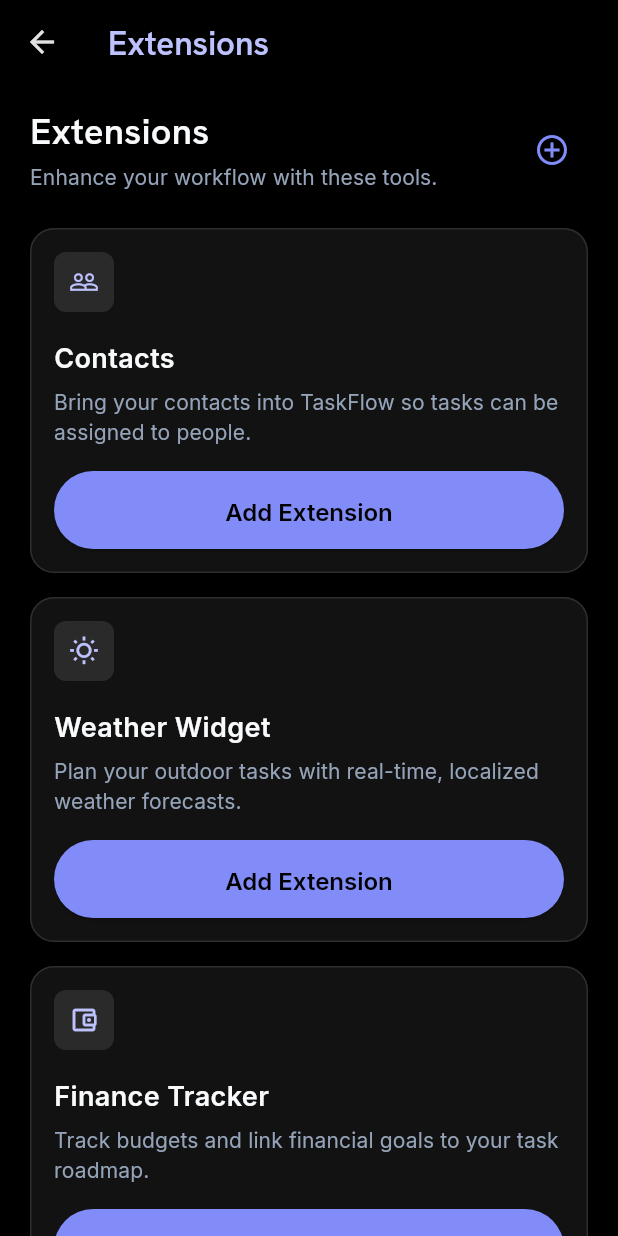
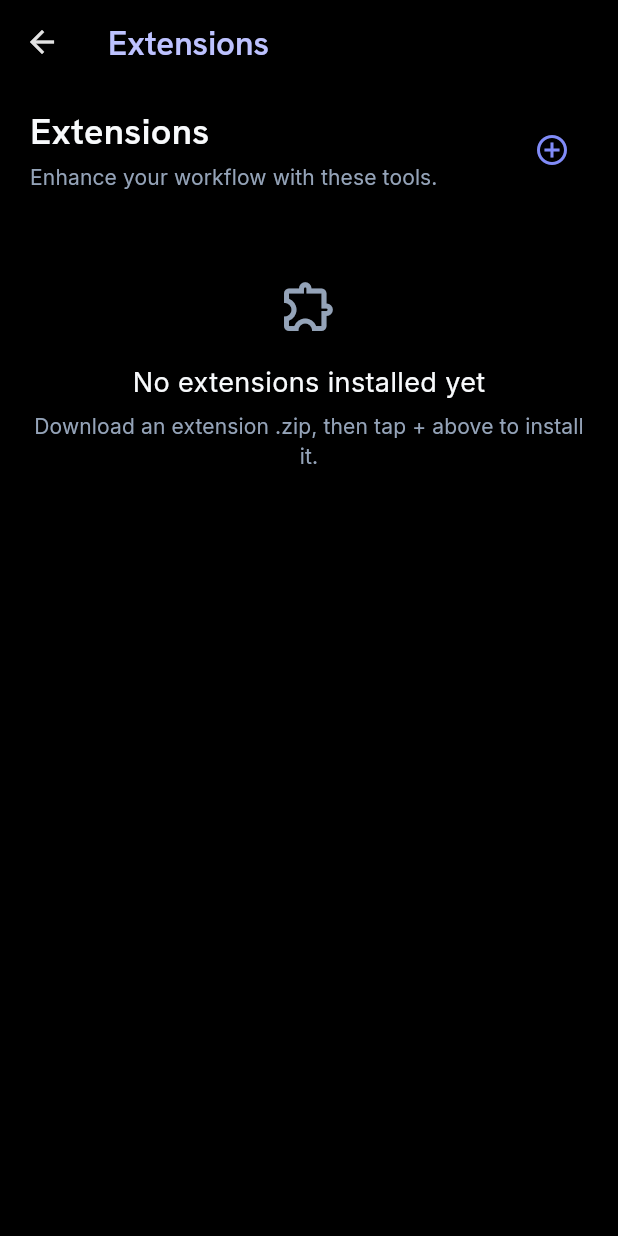
Before and after one commit to mishra4567/taskflowCopy, a Flutter app: the ExtensionsScreen screen opened directly, on a phone screen of 412 x 824 dp. Run offline on Flutter 3.47's test engine with Material 3 defaults, Android fonts, the phone set to English and light mode, and no system bars; our stand-ins replace file_picker, google_fonts, shared_preferences; missing offline and left inert: dart_eval, flutter_eval; accounts and stored records are empty.

Commit message:
in app compilation fixed

```diff
--- a/lib/screens/contacts_screen.dart
+++ b/lib/screens/contacts_screen.dart
@@ -33,7 +33,7 @@ class _ContactsScreenState extends State<ContactsScreen> {
       '[Contacts] found ${installed.length} installed: ${installed.map((e) => e.manifest.id).toList()}',
     );
 
-    final match = installed.where((e) => e.manifest.id == 'contacts');
+    final match = installed.where((e) => e.manifest.type == 'contacts');
     if (match.isEmpty) {
       debugPrint('[Contacts] no contacts extension found');
       if (mounted) {
--- a/lib/screens/extension_runner_screen.dart
+++ b/lib/screens/extension_runner_screen.dart
@@ -9,19 +9,19 @@ import '../widgets/slide_page_route.dart';
 import 'extensions_screen.dart';
 
 /// Generic screen for any code-based extension — looks up an installed
-/// extension by id, and either runs its Dart source via CodeExtensionView,
+/// extension by type, and either runs its Dart source via CodeExtensionView,
 /// falls back to reading plain JSON via [onData] if it's data-only, or
 /// shows a "not installed" state. Not specific to Contacts; reusable for
 /// any future extension that follows the same manifest shape.
 class ExtensionRunnerScreen extends StatefulWidget {
   const ExtensionRunnerScreen({
     super.key,
-    required this.extensionId,
+    required this.extensionType,
     required this.title,
     this.onData,
   });
 
-  final String extensionId;
+  final String extensionType;
   final String title;
 
   /// Optional builder for extensions that ship plain JSON instead of
@@ -47,7 +47,9 @@ class _ExtensionRunnerScreenState extends State<ExtensionRunnerScreen> {
 
   Future<void> _load() async {
     final installed = await ExtensionManager.instance.loadInstalled();
-    final match = installed.where((e) => e.manifest.id == widget.extensionId);
+    final match = installed.where(
+      (e) => e.manifest.type == widget.extensionType,
+    );
     if (match.isEmpty) {
       if (mounted) {
         setState(() {
--- a/lib/screens/extensions_screen.dart
+++ b/lib/screens/extensions_screen.dart
@@ -8,48 +8,13 @@ import '../theme/app_tokens.dart';
 import '../theme/app_typography.dart';
 import '../widgets/app_snackbar.dart';
 
-class _CatalogEntry {
-  const _CatalogEntry({
-    required this.id,
-    required this.icon,
-    required this.title,
-    required this.description,
-  });
-  final String id;
-  final IconData icon;
-  final String title;
-  final String description;
-}
-
-/// Extensions not yet installable via a real zip — shown as "coming soon"
-/// placeholders alongside the real, working Contacts install flow.
-const _catalog = [
-  _CatalogEntry(
-    id: 'contacts',
-    icon: Icons.people_outline,
-    title: 'Contacts',
-    description:
-        'Bring your contacts into TaskFlow so tasks can be assigned to people.',
-  ),
-  _CatalogEntry(
-    id: 'weather',
-    icon: Icons.wb_sunny_outlined,
-    title: 'Weather Widget',
-    description:
-        'Plan your outdoor tasks with real-time, localized weather forecasts.',
-  ),
-  _CatalogEntry(
-    id: 'finance',
-    icon: Icons.account_balance_wallet_outlined,
-    title: 'Finance Tracker',
-    description: 'Track budgets and link financial goals to your task roadmap.',
-  ),
-];
-
-/// Extensions page — installable modules like Contacts, Roadmap, Alarm, etc.
-/// Tapping "Add Extension" opens the system file picker so the user can
-/// select a .zip they downloaded (e.g. into their Downloads folder); the
-/// zip's own manifest.json determines which extension actually installs.
+/// Extensions page — installable modules. Tapping "Add Extension" opens
+/// the system file picker so the user can select a .zip they downloaded
+/// (e.g. into their Downloads folder); the zip's own manifest.json
+/// determines which extension actually installs. There is no built-in
+/// catalog of "known" extensions — anything with a valid manifest can
+/// be installed, so the list here only ever reflects what's actually on
+/// the device.
 class ExtensionsScreen extends StatefulWidget {
   const ExtensionsScreen({super.key, this.standalone = false});
 
@@ -87,7 +52,7 @@ class _ExtensionsScreenState extends State<ExtensionsScreen> {
     } catch (e) {
       // Don't leave the page stuck on a spinner if the extensions folder
       // can't be read for some reason — fall back to "nothing installed"
-      // so the catalog still renders and Add Extension still works.
+      // so Add Extension still works and the empty state renders instead.
       if (!mounted) return;
       setState(() {
         _installed = [];
@@ -167,7 +132,6 @@ class _ExtensionsScreenState extends State<ExtensionsScreen> {
   @override
   Widget build(BuildContext context) {
     final colors = context.colors;
-    final installedIds = _installed.map((e) => e.manifest.id).toSet();
 
     final body = _loading
         ? const Center(child: CircularProgressIndicator())
@@ -226,7 +190,7 @@ class _ExtensionsScreenState extends State<ExtensionsScreen> {
                 Padding(
                   padding: const EdgeInsets.only(bottom: AppSpacing.md),
                   child: Text(
-                    "Couldn't read installed extensions — showing catalog only.",
+                    "Couldn't read installed extensions.",
                     style: AppTypography.bodySm.copyWith(color: colors.error),
                   ),
                 ),
@@ -236,23 +200,42 @@ class _ExtensionsScreenState extends State<ExtensionsScreen> {
                   icon: installed.manifest.iconData,
                   title: installed.manifest.name,
                   description: installed.manifest.description,
-                  installed: true,
-                  onAdd: null,
+                  onUninstall: _uninstallingId == installed.storageId
+                      ? null
+                      : () => _confirmUninstall(installed),
+                  uninstalling: _uninstallingId == installed.storageId,
                 ),
                 const SizedBox(height: AppSpacing.md),
               ],
 
-              for (final entry in _catalog)
-                if (!installedIds.contains(entry.id)) ...[
-                  _ExtensionCard(
-                    icon: entry.icon,
-                    title: entry.title,
-                    description: entry.description,
-                    installed: false,
-                    onAdd: _installing ? null : _addExtension,
+              if (_installed.isEmpty && _loadError == null)
+                Padding(
+                  padding: const EdgeInsets.symmetric(vertical: AppSpacing.xl),
+                  child: Column(
+                    children: [
+                      Icon(
+                        Icons.extension_outlined,
+                        size: 40,
+                        color: colors.textSecondary,
                       ),
                       const SizedBox(height: AppSpacing.md),
+                      Text(
+                        'No extensions installed yet',
+                        style: AppTypography.bodyLg.copyWith(
+                          color: colors.textPrimary,
+                        ),
+                      ),
+                      const SizedBox(height: 6),
+                      Text(
+                        'Download an extension .zip, then tap + above to install it.',
+                        textAlign: TextAlign.center,
+                        style: AppTypography.bodySm.copyWith(
+                          color: colors.textSecondary,
+                        ),
+                      ),
                     ],
+                  ),
+                ),
             ],
           );
 
@@ -271,8 +254,6 @@ class _ExtensionCard extends StatelessWidget {
     required this.icon,
     required this.title,
     required this.description,
-    required this.installed,
-    required this.onAdd,
     this.onUninstall,
     this.uninstalling = false,
   });
@@ -280,8 +261,6 @@ class _ExtensionCard extends StatelessWidget {
   final IconData icon;
   final String title;
   final String description;
-  final bool installed;
-  final VoidCallback? onAdd;
   final VoidCallback? onUninstall;
   final bool uninstalling;
 
@@ -306,7 +285,6 @@ class _ExtensionCard extends StatelessWidget {
                   ),
                   child: Icon(icon, color: colors.primary, size: 20),
                 ),
-                if (installed)
                 Row(
                   children: [
                     Container(
@@ -366,15 +344,6 @@ class _ExtensionCard extends StatelessWidget {
               description,
               style: AppTypography.bodySm.copyWith(color: colors.textSecondary),
             ),
-            const SizedBox(height: AppSpacing.md),
-            if (!installed)
-              SizedBox(
-                width: double.infinity,
-                child: ElevatedButton(
-                  onPressed: onAdd,
-                  child: const Text('Add Extension'),
-                ),
-              ),
           ],
         ),
       ),
--- a/lib/screens/home_screen.dart
+++ b/lib/screens/home_screen.dart
@@ -1,17 +1,18 @@
 // screens/home_screen
 import 'package:flutter/material.dart';
 import 'package:taskflow/extensions/extension_manager.dart';
+import 'package:taskflow/extensions/extension_manifest.dart';
 import 'package:taskflow/screens/todo_screen.dart';
 // import 'package:taskflow/screens/roadmap_screen.dart';
-import 'package:taskflow/screens/contacts_screen.dart';
-// import 'package:taskflow/screens/timeline_screen.dart';
+import 'package:taskflow/screens/extension_runner_screen.dart';
 import 'package:taskflow/widgets/slide_page_route.dart';
 import '../theme/app_palette.dart';
 import '../theme/app_tokens.dart';
 import '../theme/app_typography.dart';
 
-/// Home page — the entry list of built-in + extension-provided modules
-/// (TODO list, TODO Roadmap, Contacts, …).
+/// Home page — the entry list of built-in modules (TODO list, Calendar,
+/// TODO Roadmap) plus a card per installed extension, driven entirely by
+/// that extension's own manifest — no per-extension special casing here.
 class HomeScreen extends StatefulWidget {
   const HomeScreen({super.key, required this.onOpenCalendar});
 
@@ -25,7 +26,7 @@ class HomeScreen extends StatefulWidget {
 
 class _HomeScreenState extends State<HomeScreen> {
   bool _loading = true;
-  Set<String> _installedIds = {};
+  List<InstalledExtension> _installed = [];
 
   @override
   void initState() {
@@ -38,7 +39,7 @@ class _HomeScreenState extends State<HomeScreen> {
       final installed = await ExtensionManager.instance.loadInstalled();
       if (!mounted) return;
       setState(() {
-        _installedIds = installed.map((e) => e.manifest.id).toSet();
+        _installed = installed;
         _loading = false;
       });
     } catch (_) {
@@ -46,7 +47,7 @@ class _HomeScreenState extends State<HomeScreen> {
       // toward "nothing installed" rather than leaving Home stuck loading.
       if (!mounted) return;
       setState(() {
-        _installedIds = {};
+        _installed = [];
         _loading = false;
       });
     }
@@ -63,7 +64,6 @@ class _HomeScreenState extends State<HomeScreen> {
   @override
   Widget build(BuildContext context) {
     final colors = context.colors;
-    final contactsInstalled = _installedIds.contains('contacts');
 
     return ListView(
       padding: const EdgeInsets.fromLTRB(
@@ -104,29 +104,37 @@ class _HomeScreenState extends State<HomeScreen> {
 
           /// onTap: () => _navigateAndRefresh(const RoadmapScreen()),
         ),
-        const SizedBox(height: AppSpacing.md),
-        _ModuleCard(
-          icon: Icons.view_timeline_outlined,
-          iconColor: colors.tertiary,
-          title: 'TIME Stamp',
-          subtitle: 'Add Your · Timeline',
-          trailing: const _CountBadge(count: 3),
 
-          /// onTap: () => _navigateAndRefresh(const TimelineScreen()),
-        ),
-
-        // Only shown once the Contacts extension is actually installed —
-        // no dead-end card pointing at a feature that won't work yet.
-        if (!_loading && contactsInstalled) ...[
-          const SizedBox(height: AppSpacing.md),
-          _ModuleCard(
-            icon: Icons.people_outline,
-            iconColor: colors.secondary,
-            title: 'Contacts',
-            subtitle: '12 people',
-            onTap: () => _navigateAndRefresh(const ContactsScreen()),
-          ),
-        ],
+        // One card per installed extension, driven entirely by that
+        // extension's own manifest (icon, name, description) — nothing
+        // here is specific to any particular extension's id or type.
+        if (_loading)
+          const Padding(
+            padding: EdgeInsets.only(top: AppSpacing.md),
+            child: Center(
+              child: SizedBox(
+                width: 20,
+                height: 20,
+                child: CircularProgressIndicator(strokeWidth: 2),
+              ),
+            ),
+          )
+        else
+          for (final ext in _installed) ...[
+            const SizedBox(height: AppSpacing.md),
+            _ModuleCard(
+              icon: ext.manifest.iconData,
+              iconColor: colors.tertiary,
+              title: ext.manifest.name,
+              subtitle: ext.manifest.description,
+              onTap: () => _navigateAndRefresh(
+                ExtensionRunnerScreen(
+                  extensionType: ext.manifest.type,
+                  title: ext.manifest.name,
+                ),
+              ),
+            ),
+          ],
       ],
     );
   }
```
Also changed, not shown: lib/widgets/main_shell.dart (+8 -0 lines), 1 other file. Lines whose indentation alone changed are shown as unchanged.
